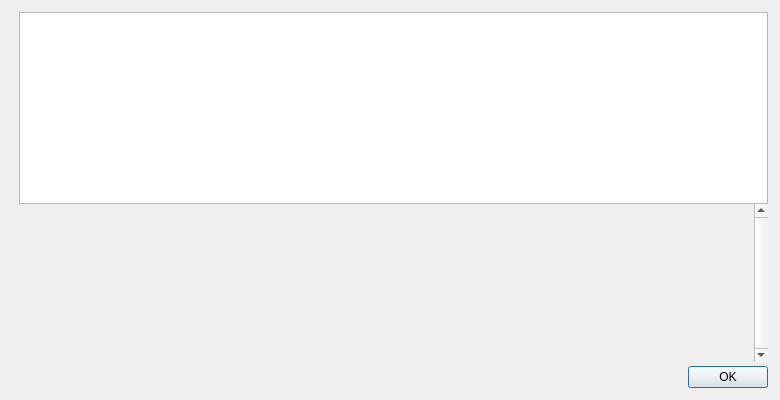
Qt form src/qt/forms/helpmessagedialog.ui (genisyskernel/koyotecoin) before a commit.
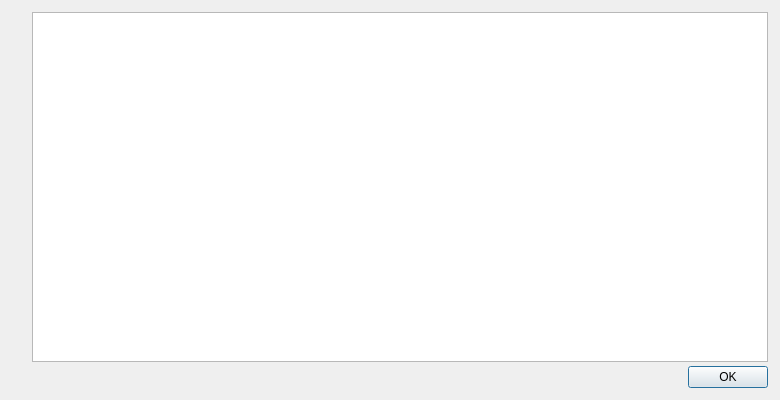
The same form after that commit. Icons and pictures are not drawn.

Commit message:
koyotecoin: add icon and fix helpmessagedialog.ui
Koyotecoin: Add Icon And Fix helpmessagedialog.ui

The edit to the form file:
```diff
--- a/src/qt/forms/helpmessagedialog.ui
+++ b/src/qt/forms/helpmessagedialog.ui
@@ -27,7 +27,7 @@
     <number>12</number>
    </property>
    <item>
-    <layout class="QVBoxLayout" name="verticalLayoutLogo" stretch="0,0">
+    <layout class="QVBoxLayout" name="verticalLayoutLogo" stretch="0,0,0">
      <property name="leftMargin">
       <number>0</number>
      </property>
@@ -72,6 +72,22 @@
        </property>
       </widget>
      </item>
+     <item>
+      <spacer name="verticalSpacer_2">
+       <property name="orientation">
+        <enum>Qt::Vertical</enum>
+       </property>
+       <property name="sizeType">
+        <enum>QSizePolicy::Preferred</enum>
+       </property>
+       <property name="sizeHint" stdset="0">
+        <size>
+         <width>20</width>
+         <height>40</height>
+        </size>
+       </property>
+      </spacer>
+     </item>
     </layout>
    </item>
    <item>
@@ -83,42 +99,6 @@
        </property>
       </widget>
      </item>
-     <item>
-      <widget class="QScrollArea" name="scrollArea">
-       <property name="frameShape">
-        <enum>QFrame::NoFrame</enum>
-       </property>
-       <property name="verticalScrollBarPolicy">
-        <enum>Qt::ScrollBarAlwaysOn</enum>
-       </property>
-       <property name="widgetResizable">
-        <bool>true</bool>
-       </property>
-       <widget class="QWidget" name="scrollAreaWidgetContents">
-        <layout class="QVBoxLayout" name="verticalLayout_2">
-         <item>
-          <widget class="QLabel" name="aboutMessage">
-           <property name="cursor">
-            <cursorShape>IBeamCursor</cursorShape>
-           </property>
-           <property name="textFormat">
-            <enum>Qt::PlainText</enum>
-           </property>
-           <property name="alignment">
-            <set>Qt::AlignLeading|Qt::AlignLeft|Qt::AlignTop</set>
-           </property>
-           <property name="openExternalLinks">
-            <bool>true</bool>
-           </property>
-           <property name="textInteractionFlags">
-            <set>Qt::LinksAccessibleByMouse|Qt::TextSelectableByKeyboard|Qt::TextSelectableByMouse</set>
-           </property>
-          </widget>
-         </item>
-        </layout>
-       </widget>
-      </widget>
-     </item>
      <item>
       <spacer name="verticalSpacer">
        <property name="orientation">
```
Left out of the diff: 25 changed lines with no effect on the pictures. The commit also changes 3 other files.
